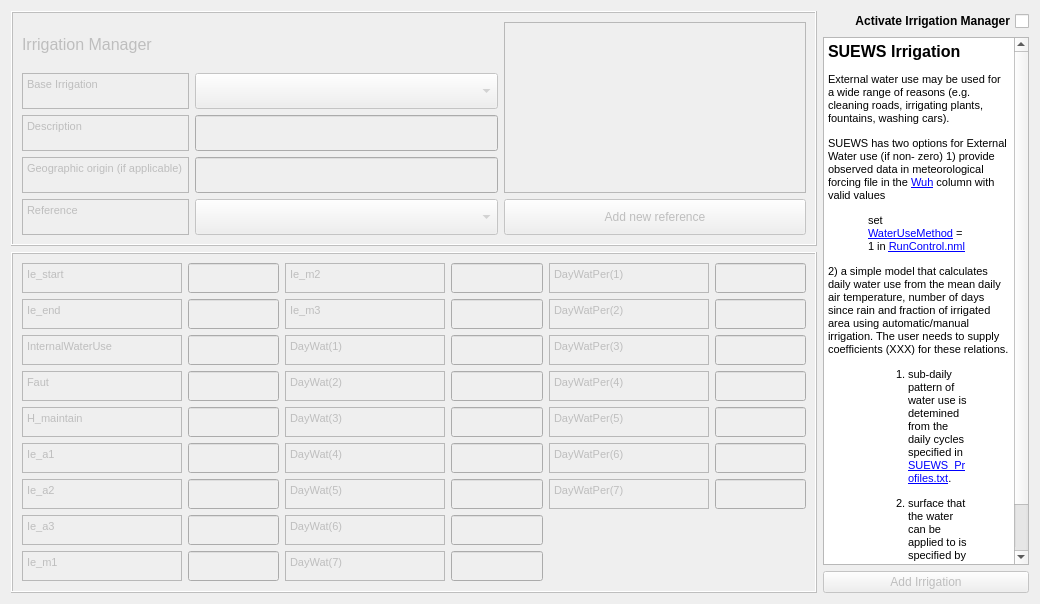
Qt form tabs/irrigation_tab.ui (gusbacos/suews_database_manager) before a commit.
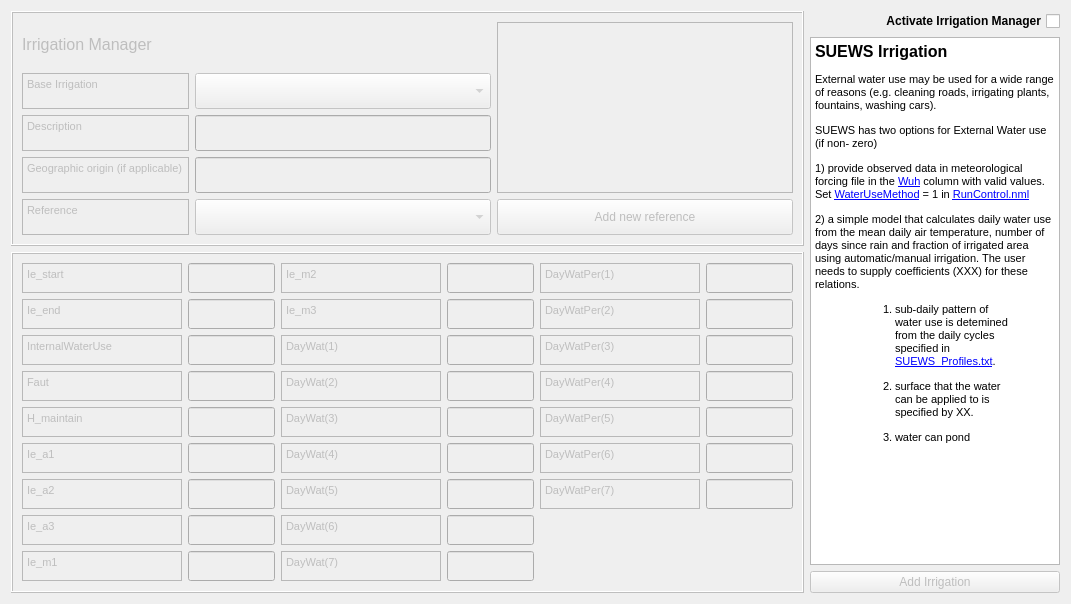
The same form after that commit. Custom widgets are drawn as their Qt base class.

Diff of the .ui file:
```diff
--- a/tabs/irrigation_tab.ui
+++ b/tabs/irrigation_tab.ui
@@ -294,6 +294,12 @@
        <verstretch>0</verstretch>
       </sizepolicy>
      </property>
+     <property name="minimumSize">
+      <size>
+       <width>250</width>
+       <height>0</height>
+      </size>
+     </property>
      <property name="maximumSize">
       <size>
        <width>500</width>
@@ -307,8 +313,8 @@
 &lt;/style&gt;&lt;/head&gt;&lt;body style=&quot; font-family:'MS Shell Dlg 2'; font-size:7.8pt; font-weight:400; font-style:normal;&quot;&gt;
 &lt;p style=&quot; margin-top:12px; margin-bottom:12px; margin-left:0px; margin-right:0px; -qt-block-indent:0; text-indent:0px;&quot;&gt;&lt;span style=&quot; font-size:12pt; font-weight:600;&quot;&gt;SUEWS Irrigation&lt;/span&gt;&lt;/p&gt;
 &lt;p style=&quot; margin-top:12px; margin-bottom:12px; margin-left:0px; margin-right:0px; -qt-block-indent:0; text-indent:0px;&quot;&gt;&lt;span style=&quot; font-size:8pt;&quot;&gt;External water use may be used for a wide range of reasons (e.g. cleaning roads, irrigating plants, fountains, washing cars).&lt;/span&gt;&lt;/p&gt;
-&lt;p style=&quot; margin-top:12px; margin-bottom:12px; margin-left:0px; margin-right:0px; -qt-block-indent:0; text-indent:0px;&quot;&gt;&lt;span style=&quot; font-size:8pt;&quot;&gt;SUEWS has two options for External Water use (if non- zero) 1) provide observed data in meteorological forcing file in the &lt;/span&gt;&lt;a href=&quot;https://suews.readthedocs.io/en/latest/input_files/SUEWS_SiteInfo/Input_Options.html#cmdoption-arg-Wuh&quot;&gt;&lt;span style=&quot; font-family:'Courier New'; font-size:8pt; text-decoration: underline; color:#0000ff;&quot;&gt;Wuh&lt;/span&gt;&lt;/a&gt;&lt;span style=&quot; font-size:8pt;&quot;&gt; column with valid values&lt;/span&gt;&lt;/p&gt;
-&lt;p style=&quot; margin-top:12px; margin-bottom:12px; margin-left:40px; margin-right:40px; -qt-block-indent:0; text-indent:0px;&quot;&gt;&lt;span style=&quot; font-size:8pt;&quot;&gt;set &lt;/span&gt;&lt;a href=&quot;https://suews.readthedocs.io/en/latest/input_files/RunControl/scheme_options.html#cmdoption-arg-WaterUseMethod&quot;&gt;&lt;span style=&quot; font-family:'Courier New'; font-size:8pt; text-decoration: underline; color:#0000ff;&quot;&gt;WaterUseMethod&lt;/span&gt;&lt;/a&gt;&lt;span style=&quot; font-size:8pt;&quot;&gt; = 1 in &lt;/span&gt;&lt;a href=&quot;https://suews.readthedocs.io/en/latest/input_files/RunControl/RunControl.html#runcontrol-nml&quot;&gt;&lt;span style=&quot; font-size:8pt; text-decoration: underline; color:#0000ff;&quot;&gt;RunControl.nml&lt;/span&gt;&lt;/a&gt;&lt;/p&gt;
+&lt;p style=&quot; margin-top:12px; margin-bottom:12px; margin-left:0px; margin-right:0px; -qt-block-indent:0; text-indent:0px;&quot;&gt;&lt;span style=&quot; font-size:8pt;&quot;&gt;SUEWS has two options for External Water use (if non- zero) &lt;/span&gt;&lt;/p&gt;
+&lt;p style=&quot; margin-top:12px; margin-bottom:12px; margin-left:0px; margin-right:0px; -qt-block-indent:0; text-indent:0px;&quot;&gt;&lt;span style=&quot; font-size:8pt;&quot;&gt;1) provide observed data in meteorological forcing file in the &lt;/span&gt;&lt;a href=&quot;https://suews.readthedocs.io/en/latest/input_files/SUEWS_SiteInfo/Input_Options.html#cmdoption-arg-Wuh&quot;&gt;&lt;span style=&quot; font-family:'Courier New'; font-size:8pt; text-decoration: underline; color:#0000ff;&quot;&gt;Wuh&lt;/span&gt;&lt;/a&gt;&lt;span style=&quot; font-size:8pt;&quot;&gt; column with valid values. Set &lt;/span&gt;&lt;a href=&quot;https://suews.readthedocs.io/en/latest/input_files/RunControl/scheme_options.html#cmdoption-arg-WaterUseMethod&quot;&gt;&lt;span style=&quot; font-family:'Courier New'; font-size:8pt; text-decoration: underline; color:#0000ff;&quot;&gt;WaterUseMethod&lt;/span&gt;&lt;/a&gt;&lt;span style=&quot; font-size:8pt;&quot;&gt; = 1 in &lt;/span&gt;&lt;a href=&quot;https://suews.readthedocs.io/en/latest/input_files/RunControl/RunControl.html#runcontrol-nml&quot;&gt;&lt;span style=&quot; font-size:8pt; text-decoration: underline; color:#0000ff;&quot;&gt;RunControl.nml&lt;/span&gt;&lt;/a&gt;&lt;/p&gt;
 &lt;p style=&quot; margin-top:12px; margin-bottom:12px; margin-left:0px; margin-right:0px; -qt-block-indent:0; text-indent:0px;&quot;&gt;&lt;span style=&quot; font-size:8pt;&quot;&gt;2) a simple model that calculates daily water use from the mean daily air temperature, number of days since rain and fraction of irrigated area using automatic/manual irrigation. The user needs to supply coefficients (XXX) for these relations.&lt;/span&gt;&lt;/p&gt;
 &lt;ol style=&quot;margin-top: 0px; margin-bottom: 0px; margin-left: 0px; margin-right: 0px; -qt-list-indent: 1;&quot;&gt;&lt;li style=&quot; font-size:8pt;&quot; style=&quot; margin-top:12px; margin-bottom:12px; margin-left:40px; margin-right:40px; -qt-block-indent:0; text-indent:0px;&quot;&gt;sub-daily pattern of water use is detemined from the daily cycles specified in &lt;a href=&quot;https://suews.readthedocs.io/en/latest/input_files/SUEWS_SiteInfo/SUEWS_Profiles.html#suews-profiles-txt&quot;&gt;&lt;span style=&quot; text-decoration: underline; color:#0000ff;&quot;&gt;SUEWS_Profiles.txt&lt;/span&gt;&lt;/a&gt;.&lt;/li&gt;
 &lt;li style=&quot; font-size:8pt;&quot; style=&quot; margin-top:12px; margin-bottom:12px; margin-left:40px; margin-right:40px; -qt-block-indent:0; text-indent:0px;&quot;&gt;surface that the water can be applied to is specified by XX.&lt;/li&gt;
```
Left out of the diff: 3 changed lines with no effect on the pictures.
